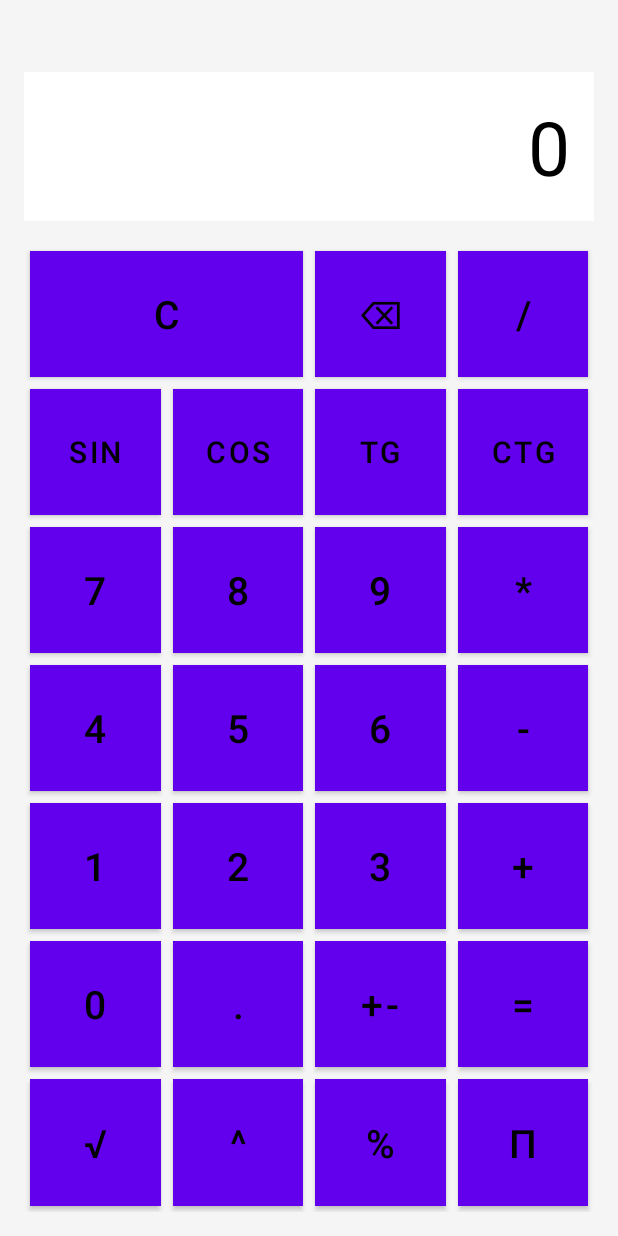
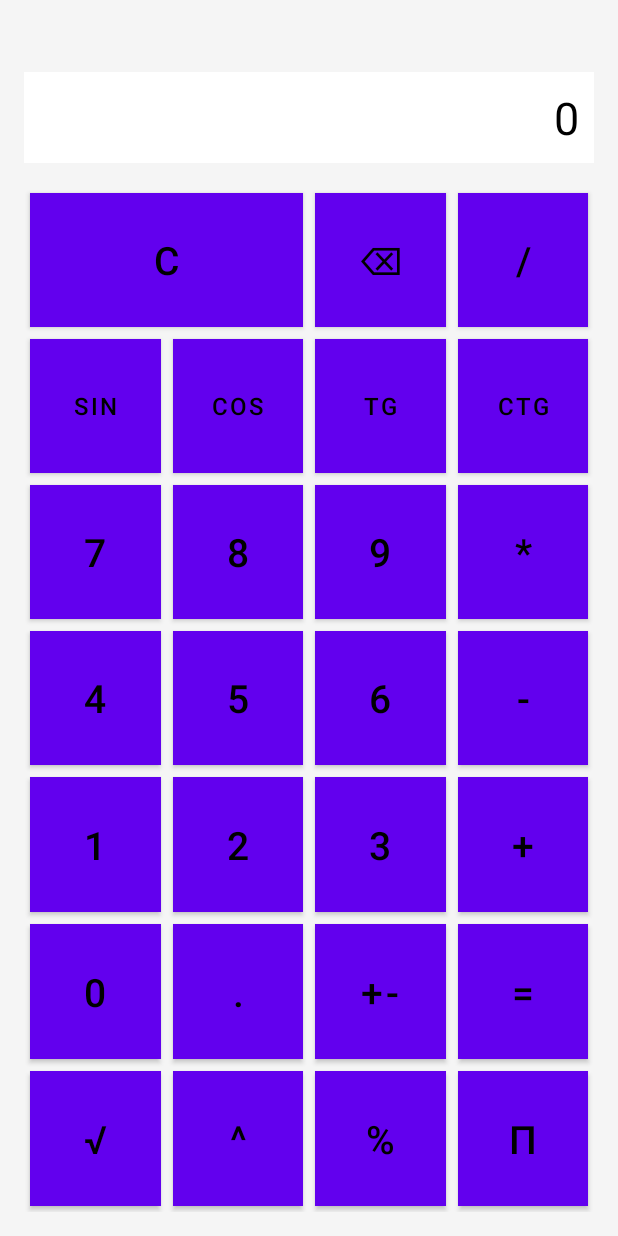
Before and after one commit to Sayrexxx/Mobile-Apps-semester6, an Android app built with Jetpack Compose: the layout activity_main.xml on its own in the app's theme, with its tools: preview values and no code run, on a phone screen of 412 x 824 dp. Run offline under Robolectric (Android 15) with nearby library versions, the phone set to English and light mode, and no system bars.

Commit message:
Fix some calculator logic

```diff
--- a/app/src/main/java/com/example/calculatorapp/model/Calculator.kt
+++ b/app/src/main/java/com/example/calculatorapp/model/Calculator.kt
@@ -21,7 +21,6 @@ class Calculator {
 
     fun power(a: Double, b: Double): Double = a.pow(b)
     fun percent(a: Double, b: Double): Double = (a * b) / 100
-    fun plus_minus(a: Double): Double = -a
 
     fun sin(a: Double): Double = kotlin.math.sin(a)
     fun cos(a: Double): Double = kotlin.math.cos(a)
--- a/app/src/main/java/com/example/calculatorapp/viewmodel/CalculatorViewModel.kt
+++ b/app/src/main/java/com/example/calculatorapp/viewmodel/CalculatorViewModel.kt
@@ -61,21 +61,28 @@ class CalculatorViewModel : ViewModel() {
         if (currentInput.toString() == "empty input" || currentInput.toString() == "Division by zero" || currentInput.toString() == "error") {
             clearDisplay()
         }
-        if (currentInput.isNotEmpty() && firstOperand != null && currentOperator != null) {
+        if (currentInput.isNotEmpty()) {
+            var result: Comparable<*>? = null
+            if (firstOperand != null && currentOperator != null) {
                 val secondOperand = currentInput.toString().toDouble()
-            val result = when (currentOperator) {
+                result = when (currentOperator) {
                     "+" -> calculator.add(firstOperand!!, secondOperand)
                     "-" -> calculator.subtract(firstOperand!!, secondOperand)
                     "*" -> calculator.multiply(firstOperand!!, secondOperand)
                     "/" -> calculator.divide(firstOperand!!, secondOperand)
-                "√" -> calculator.squareRoot(secondOperand)
-                "sin" -> calculator.sin(secondOperand)
-                "cos" -> calculator.cos(secondOperand)
-                "tg" -> calculator.tg(secondOperand)
-                "ctg" -> calculator.ctg(secondOperand)
                     "^" -> calculator.power(firstOperand!!, secondOperand)
                     "%" -> calculator.percent(firstOperand!!, secondOperand)
                     else -> currentInput.clear();
+                }
+            }
+            val currentOperand = currentInput.toString().toDouble()
+            result = when (currentOperator) {
+                "√" -> calculator.squareRoot(currentOperand)
+                "sin" -> calculator.sin(currentOperand)
+                "cos" -> calculator.cos(currentOperand)
+                "tg" -> calculator.tg(currentOperand)
+                "ctg" -> calculator.ctg(currentOperand)
+                else -> currentInput.clear()
             }
             currentInput.clear()
             var res = result.toString()
--- a/app/src/main/res/layout-land/activity_main.xml
+++ b/app/src/main/res/layout-land/activity_main.xml
@@ -26,7 +26,7 @@
         style="@style/CalculatorDisplay"
         android:layout_width="0dp"
         android:layout_height="wrap_content"
-        android:layout_marginTop="16dp"
+        android:layout_marginTop="0dp"
         android:text="0"
         app:layout_constraintEnd_toEndOf="parent"
         app:layout_constraintHorizontal_bias="0.5"
@@ -39,7 +39,7 @@
         android:layout_width="0dp"
         android:layout_height="0dp"
         android:layout_marginTop="16dp"
-        android:columnCount="6"
+        android:columnCount="7"
         android:rowCount="4"
         app:layout_constraintBottom_toBottomOf="parent"
         app:layout_constraintEnd_toEndOf="parent"
@@ -85,6 +85,7 @@
             android:layout_rowWeight="1"
             android:layout_columnWeight="1"
             android:text="*" />
+
         <Button
             android:id="@+id/btn_power"
             style="@style/CalculatorButtonLand"
@@ -94,6 +95,14 @@
             android:layout_columnWeight="1"
             android:text="^" />
 
+        <Button
+            android:id="@+id/btn_sin"
+            style="@style/CalculatorButtonLand"
+            android:layout_width="0dp"
+            android:layout_height="0dp"
+            android:layout_rowWeight="1"
+            android:layout_columnWeight="1"
+            android:text="sin" />
 
         <Button
             android:id="@+id/btn_7"
@@ -123,8 +132,6 @@
             android:layout_columnWeight="1"
             android:text="9" />
 
-
-
         <Button
             android:id="@+id/btn_add"
             style="@style/CalculatorButtonLand"
@@ -143,7 +150,6 @@
             android:layout_columnWeight="1"
             android:text="-" />
 
-
         <Button
             android:id="@+id/btn_percent"
             style="@style/CalculatorButtonLand"
@@ -152,6 +158,15 @@
             android:layout_rowWeight="1"
             android:layout_columnWeight="1"
             android:text="%" />
+
+        <Button
+            android:id="@+id/btn_cos"
+            style="@style/CalculatorButtonLand"
+            android:layout_width="0dp"
+            android:layout_height="0dp"
+            android:layout_rowWeight="1"
+            android:layout_columnWeight="1"
+            android:text="cos" />
 
         <Button
             android:id="@+id/btn_4"
@@ -180,7 +195,6 @@
             android:layout_columnWeight="1"
             android:text="6" />
 
-
         <Button
             android:id="@+id/btn_equals"
             style="@style/CalculatorButtonLand"
@@ -189,6 +203,7 @@
             android:layout_rowWeight="1"
             android:layout_columnWeight="1"
             android:text="=" />
+
         <Button
             android:id="@+id/btn_sqrt"
             style="@style/CalculatorButtonLand"
@@ -206,6 +221,15 @@
             android:layout_rowWeight="1"
             android:layout_columnWeight="1"
             android:text="π" />
+
+        <Button
+            android:id="@+id/btn_tg"
+            style="@style/CalculatorButtonLand"
+            android:layout_width="0dp"
+            android:layout_height="0dp"
+            android:layout_rowWeight="1"
+            android:layout_columnWeight="1"
+            android:text="tg" />
 
         <!-- Row 6 -->
         <Button
@@ -245,7 +269,6 @@
             android:layout_columnWeight="1"
             android:text="0" />
 
-
         <Button
             android:id="@+id/btn_decimal"
             style="@style/CalculatorButtonLand"
@@ -255,7 +278,6 @@
             android:layout_columnWeight="1"
             android:text="." />
 
-
         <Button
             android:id="@+id/btn_plus_minus"
             style="@style/CalculatorButtonLand"
@@ -264,6 +286,15 @@
             android:layout_rowWeight="1"
             android:layout_columnWeight="1"
             android:text="+-" />
+
+        <Button
+            android:id="@+id/btn_ctg"
+            style="@style/CalculatorButtonLand"
+            android:layout_width="0dp"
+            android:layout_height="0dp"
+            android:layout_rowWeight="1"
+            android:layout_columnWeight="1"
+            android:text="ctg" />
     </GridLayout>
 
 </androidx.constraintlayout.widget.ConstraintLayout>
--- a/app/src/main/res/layout/activity_main.xml
+++ b/app/src/main/res/layout/activity_main.xml
@@ -79,7 +79,7 @@
         <Button
             android:id="@+id/btn_sin"
             style="@style/CalculatorButton"
-            android:textSize="20sp"
+            android:textSize="16sp"
             android:layout_width="0dp"
             android:layout_height="0dp"
             android:layout_rowWeight="1"
@@ -88,7 +88,7 @@
         <Button
             android:id="@+id/btn_cos"
             style="@style/CalculatorButton"
-            android:textSize="20sp"
+            android:textSize="16sp"
             android:layout_width="0dp"
             android:layout_height="0dp"
             android:layout_rowWeight="1"
@@ -97,7 +97,7 @@
         <Button
             android:id="@+id/btn_tg"
             style="@style/CalculatorButton"
-            android:textSize="20sp"
+            android:textSize="16sp"
             android:layout_width="0dp"
             android:layout_height="0dp"
             android:layout_rowWeight="1"
@@ -106,7 +106,7 @@
         <Button
             android:id="@+id/btn_ctg"
             style="@style/CalculatorButton"
-            android:textSize="20sp"
+            android:textSize="16sp"
             android:layout_width="0dp"
             android:layout_height="0dp"
             android:layout_rowWeight="1"
--- a/app/src/main/res/values/themes.xml
+++ b/app/src/main/res/values/themes.xml
@@ -11,11 +11,11 @@
     </style>
 
     <style name="CalculatorDisplay">
-        <item name="android:textSize">50sp</item>
+        <item name="android:textSize">30sp</item>
         <item name="android:gravity">end</item>
         <item name="android:background">@color/display_background</item>
         <item name="android:textColor">@color/display_text</item>
-        <item name="android:padding">16dp</item>
+        <item name="android:padding">10dp</item>
         <item name="android:inputType">none</item>
         <item name="android:focusable">false</item>
         <item name="android:clickable">false</item>
```
Lines whose indentation alone changed are shown as unchanged.
